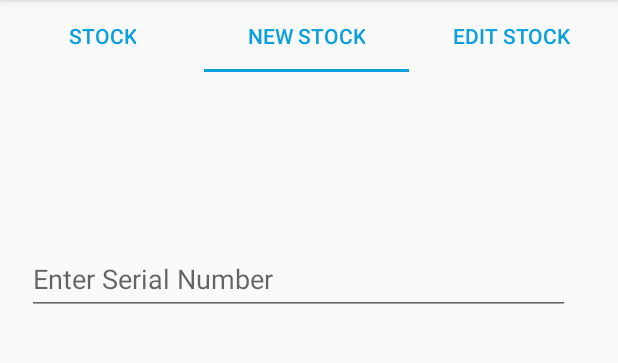
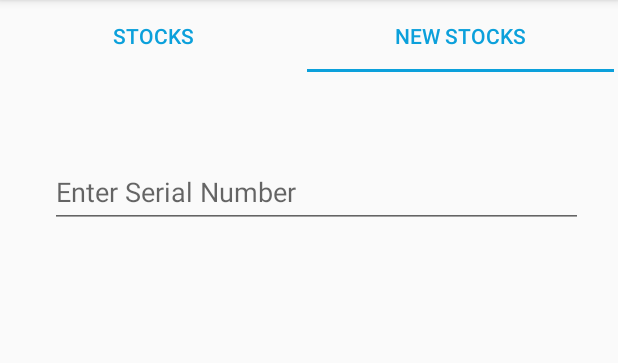
Before and after one commit to KavishkaPKP/MAD-Group-Project, an Android app: the Inventory screen opened directly, with no data from a screen before it, tab 2 chosen, on a phone screen of 412 x 824 dp, the part 84-447 px from its top. Run offline under Robolectric (Android 15) with nearby library versions, the light colour scheme and no system bars.

Commit message:
some Updates

```diff
--- a/app/src/main/java/com/example/madgroupproject/EditstockFragment.java
+++ /dev/null
@@ -1,64 +0,0 @@
-package com.example.madgroupproject;
-
-import android.os.Bundle;
-
-import androidx.fragment.app.Fragment;
-
-import android.view.LayoutInflater;
-import android.view.View;
-import android.view.ViewGroup;
-
-/**
- * A simple {@link Fragment} subclass.
- * Use the {@link EditstockFragment#newInstance} factory method to
- * create an instance of this fragment.
- */
-public class EditstockFragment extends Fragment {
-
-    // TODO: Rename parameter arguments, choose names that match
-    // the fragment initialization parameters, e.g. ARG_ITEM_NUMBER
-    private static final String ARG_PARAM1 = "param1";
-    private static final String ARG_PARAM2 = "param2";
-
-    // TODO: Rename and change types of parameters
-    private String mParam1;
-    private String mParam2;
-
-    public EditstockFragment() {
-        // Required empty public constructor
-    }
-
-    /**
-     * Use this factory method to create a new instance of
-     * this fragment using the provided parameters.
-     *
-     * @param param1 Parameter 1.
-     * @param param2 Parameter 2.
-     * @return A new instance of fragment EditstockFragment.
-     */
-    // TODO: Rename and change types and number of parameters
-    public static EditstockFragment newInstance(String param1, String param2) {
-        EditstockFragment fragment = new EditstockFragment();
-        Bundle args = new Bundle();
-        args.putString(ARG_PARAM1, param1);
-        args.putString(ARG_PARAM2, param2);
-        fragment.setArguments(args);
-        return fragment;
-    }
-
-    @Override
-    public void onCreate(Bundle savedInstanceState) {
-        super.onCreate(savedInstanceState);
-        if (getArguments() != null) {
-            mParam1 = getArguments().getString(ARG_PARAM1);
-            mParam2 = getArguments().getString(ARG_PARAM2);
-        }
-    }
-
-    @Override
-    public View onCreateView(LayoutInflater inflater, ViewGroup container,
-                             Bundle savedInstanceState) {
-        // Inflate the layout for this fragment
-        return inflater.inflate(R.layout.fragment_editstock, container, false);
-    }
-}
--- a/app/src/main/java/com/example/madgroupproject/FragmentAdapter.java
+++ b/app/src/main/java/com/example/madgroupproject/FragmentAdapter.java
@@ -16,10 +16,8 @@
     public Fragment createFragment(int position) {
         switch (position){
 
-            case 1:
+            case 2:
                 return new NewstockFragment();
-            case 2:
-                return new EditstockFragment();
         }
 
         return new StocksFragment();
@@ -27,6 +25,6 @@
 
     @Override
     public int getItemCount() {
-        return 3;
+        return 2;
     }
 }
--- a/app/src/main/java/com/example/madgroupproject/Inventory.java
+++ b/app/src/main/java/com/example/madgroupproject/Inventory.java
@@ -25,16 +25,15 @@
         adapter = new FragmentAdapter(fm,getLifecycle());
         pager2.setAdapter(adapter);
 
-        tabLayout.addTab(tabLayout.newTab().setText("Stock"));
-        tabLayout.addTab(tabLayout.newTab().setText("New Stock"));
-        tabLayout.addTab(tabLayout.newTab().setText("Edit Stock"));
+        tabLayout.addTab(tabLayout.newTab().setText("Stocks"));
+        tabLayout.addTab(tabLayout.newTab().setText("New Stocks"));
+
 
         tabLayout.addOnTabSelectedListener(new TabLayout.OnTabSelectedListener() {
             @Override
             public void onTabSelected(TabLayout.Tab tab) {
 
                 pager2.setCurrentItem(tab.getPosition());
-
 
             }
 
@@ -47,6 +46,7 @@
             public void onTabReselected(TabLayout.Tab tab) {
 
             }
+
         });
 
         pager2.registerOnPageChangeCallback(new ViewPager2.OnPageChangeCallback() {
--- a/app/src/main/java/com/example/madgroupproject/NewstockFragment.java
+++ b/app/src/main/java/com/example/madgroupproject/NewstockFragment.java
@@ -8,52 +8,9 @@
 import android.view.View;
 import android.view.ViewGroup;
 
-/**
- * A simple {@link Fragment} subclass.
- * Use the {@link NewstockFragment#newInstance} factory method to
- * create an instance of this fragment.
- */
+
 public class NewstockFragment extends Fragment {
 
-    // TODO: Rename parameter arguments, choose names that match
-    // the fragment initialization parameters, e.g. ARG_ITEM_NUMBER
-    private static final String ARG_PARAM1 = "param1";
-    private static final String ARG_PARAM2 = "param2";
-
-    // TODO: Rename and change types of parameters
-    private String mParam1;
-    private String mParam2;
-
-    public NewstockFragment() {
-        // Required empty public constructor
-    }
-
-    /**
-     * Use this factory method to create a new instance of
-     * this fragment using the provided parameters.
-     *
-     * @param param1 Parameter 1.
-     * @param param2 Parameter 2.
-     * @return A new instance of fragment NewstockFragment.
-     */
-    // TODO: Rename and change types and number of parameters
-    public static NewstockFragment newInstance(String param1, String param2) {
-        NewstockFragment fragment = new NewstockFragment();
-        Bundle args = new Bundle();
-        args.putString(ARG_PARAM1, param1);
-        args.putString(ARG_PARAM2, param2);
-        fragment.setArguments(args);
-        return fragment;
-    }
-
-    @Override
-    public void onCreate(Bundle savedInstanceState) {
-        super.onCreate(savedInstanceState);
-        if (getArguments() != null) {
-            mParam1 = getArguments().getString(ARG_PARAM1);
-            mParam2 = getArguments().getString(ARG_PARAM2);
-        }
-    }
 
     @Override
     public View onCreateView(LayoutInflater inflater, ViewGroup container,
--- a/app/src/main/res/layout/fragment_newstock.xml
+++ b/app/src/main/res/layout/fragment_newstock.xml
@@ -1,34 +1,10 @@
 <?xml version="1.0" encoding="utf-8"?>
-<ScrollView xmlns:android="http://schemas.android.com/apk/res/android"
-    xmlns:app="http://schemas.android.com/apk/res-auto"
-
+<androidx.constraintlayout.widget.ConstraintLayout xmlns:android="http://schemas.android.com/apk/res/android"
     xmlns:tools="http://schemas.android.com/tools"
     android:layout_width="match_parent"
     android:layout_height="wrap_content"
     android:fillViewport="true"
     tools:ignore="SpeakableTextPresentCheck">
 
-    <RelativeLayout
-        android:layout_width="match_parent"
-        android:layout_height="720dp"
-        android:orientation="vertical"
-        tools:context=".StocksFragment"
-        tools:ignore="SpeakableTextPresentCheck">
 
-        <EditText
-            android:id="@+id/serialNumber"
-            android:layout_width="362dp"
-            android:layout_height="wrap_content"
-            android:layout_alignParentStart="true"
-            android:layout_alignParentTop="true"
-            android:layout_marginStart="18dp"
-            android:layout_marginTop="114dp"
-            android:ems="10"
-            android:hint="@string/inventory_serial"
-            android:inputType="number"
-            android:minHeight="48dp"
-            tools:ignore="TextFields" />
-
-
-    </RelativeLayout>
-</ScrollView>
+</androidx.constraintlayout.widget.ConstraintLayout>
--- a/app/src/main/res/values/strings.xml
+++ b/app/src/main/res/values/strings.xml
@@ -3,7 +3,6 @@
     <!-- TODO: Remove or change this placeholder text -->
     <string name="hello_blank_fragment">Hello blank fragment</string>
     <string name="new_inventory_fragment">New Inventory Fragment</string>
-    <string name="edit_inventory_fragment">Edit Inventory Fragment</string>
     <string name="inventory_fragment">Inventory Fragment</string>
     <string name="warehouse">WareHouse</string>
     <string name="inventory">Inventory</string>
```
Also changed, not shown: app/src/main/res/layout/fragment_editstock.xml (deleted, +0 -17 lines).
